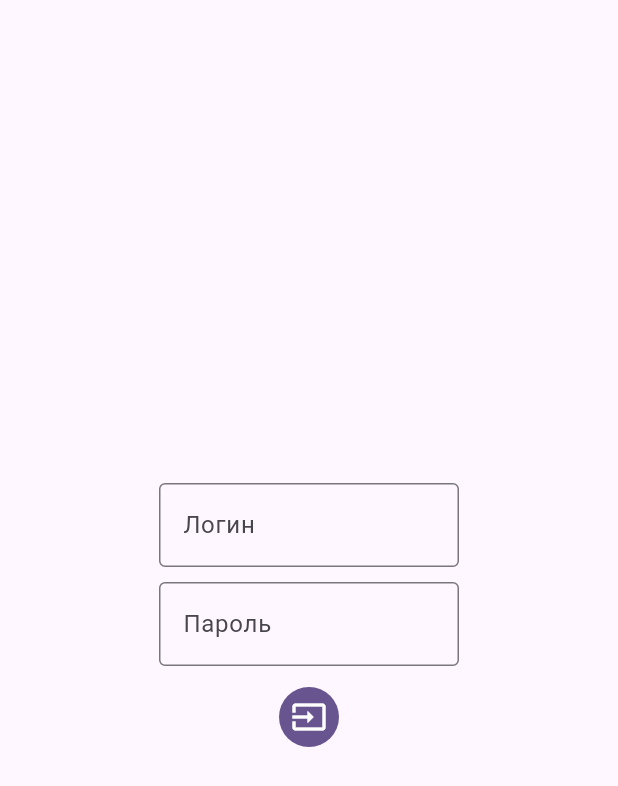
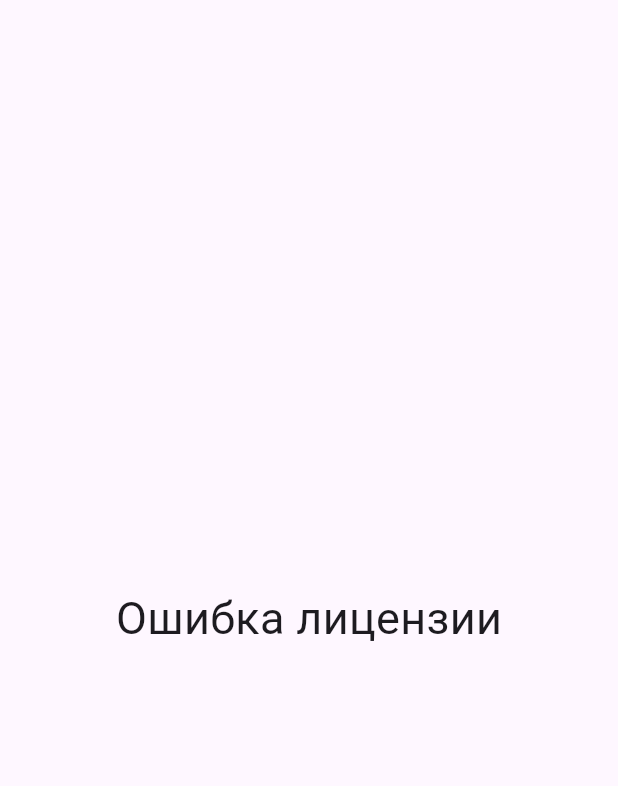
Before and after one commit to Aironsec/exceler_plus_flutter, a Flutter app: the screen it shows after launch, on a phone screen of 412 x 824 dp. Shown: the top 786 px of the screen. Run offline on Flutter 3.47's test engine with Material 3 defaults, Android fonts, the phone set to English and light mode, and no system bars; our stand-ins replace bloc, device_info_plus, flutter_bloc, freezed_annotation, get_it, hydrated_bloc and 3 more; missing offline and left inert: filesystem_picker, pointycastle; accounts and stored records are empty; generated files the repository leaves out were written again.

Commit message:
adding a licensing

```diff
--- a/lib/features/auth/domain/repositoty/i_auth_data.dart
+++ b/lib/features/auth/domain/repositoty/i_auth_data.dart
@@ -2,4 +2,5 @@ import 'package:exceler_plus_flutter/features/auth/domain/entity/user_entity.dar
 
 abstract class IAuthData {
   Future<UserEntity?> getUser(String token);
+  String? getLic();
 }
--- a/lib/features/auth/presentation/auth_screen.dart
+++ b/lib/features/auth/presentation/auth_screen.dart
@@ -1,13 +1,48 @@
-import 'package:exceler_plus_flutter/features/auth/presentation/body_auth.dart';
+import 'package:exceler_plus_flutter/features/auth/presentation/cubit/auth_cubit.dart';
+import 'package:exceler_plus_flutter/features/lic/domain/entity/lic_entity.dart';
 import 'package:flutter/material.dart';
+import 'package:flutter_bloc/flutter_bloc.dart';
 
 class AuthScreen extends StatelessWidget {
-  const AuthScreen({super.key});
+  final LicEntity lic;
+  const AuthScreen(this.lic, {super.key});
 
   @override
   Widget build(BuildContext context) {
-    return const Scaffold(
-      body: BodyAuth(),
+    final loginTextController = TextEditingController();
+    final passwordTextController = TextEditingController();
+    return Scaffold(
+      body: Center(
+        child: SizedBox(
+          height: 200,
+          width: 200,
+          child: Column(
+            mainAxisAlignment: MainAxisAlignment.spaceEvenly,
+            children: [
+              TextField(
+                controller: loginTextController,
+                decoration: const InputDecoration(
+                  labelText: 'Логин',
+                  border: OutlineInputBorder(),
+                ),
+              ),
+              TextField(
+                controller: passwordTextController,
+                decoration: const InputDecoration(
+                  labelText: 'Пароль',
+                  border: OutlineInputBorder(),
+                ),
+              ),
+              IconButton.filled(
+                autofocus: true,
+                onPressed: () => context.read<AuthCubit>().login(
+                    loginTextController.text + passwordTextController.text),
+                icon: const Icon(Icons.input),
+              ),
+            ],
+          ),
+        ),
+      ),
     );
   }
 }
--- a/lib/features/auth/presentation/body_auth.dart
+++ /dev/null
@@ -1,44 +0,0 @@
-import 'package:exceler_plus_flutter/features/auth/presentation/cubit/auth_cubit.dart';
-import 'package:flutter/material.dart';
-import 'package:flutter_bloc/flutter_bloc.dart';
-
-class BodyAuth extends StatelessWidget {
-  const BodyAuth({super.key});
-
-  @override
-  Widget build(BuildContext context) {
-    final loginTextController = TextEditingController();
-    final passwordTextController = TextEditingController();
-    return Center(
-      child: SizedBox(
-        height: 200,
-        width: 200,
-        child: Column(
-          mainAxisAlignment: MainAxisAlignment.spaceEvenly,
-          children: [
-            TextField(
-              controller: loginTextController,
-              decoration: const InputDecoration(
-                labelText: 'Логин',
-                border: OutlineInputBorder(),
-              ),
-            ),
-            TextField(
-              controller: passwordTextController,
-              decoration: const InputDecoration(
-                labelText: 'Пароль',
-                border: OutlineInputBorder(),
-              ),
-            ),
-            IconButton.filled(
-              autofocus: true,
-              onPressed: () => context.read<AuthCubit>().login(
-                  loginTextController.text + passwordTextController.text),
-              icon: const Icon(Icons.input),
-            ),
-          ],
-        ),
-      ),
-    );
-  }
-}
--- /dev/null
+++ b/lib/features/auth/presentation/error_screen.dart
@@ -0,0 +1,18 @@
+import 'package:flutter/material.dart';
+
+class ErrorScreen extends StatelessWidget {
+  const ErrorScreen({required this.text, super.key});
+  final String text;
+
+  @override
+  Widget build(BuildContext context) {
+    return Scaffold(
+      body: Center(
+        child: Text(
+          text,
+          style: const TextStyle(fontSize: 30),
+        ),
+      ),
+    );
+  }
+}
--- /dev/null
+++ b/lib/features/lic/domain/entity/lic_entity.dart
@@ -0,0 +1,14 @@
+import 'package:freezed_annotation/freezed_annotation.dart';
+
+part 'lic_entity.freezed.dart';
+part 'lic_entity.g.dart';
+
+@freezed
+class LicEntity with _$LicEntity {
+  const factory LicEntity({
+    required String idMachine,
+  }) = _LicEntity;
+
+  factory LicEntity.fromJson(Map<String, dynamic> json) =>
+      _$LicEntityFromJson(json);
+}
--- /dev/null
+++ b/lib/features/lic/domain/repository/i_lic_data.dart
@@ -0,0 +1,10 @@
+import 'package:exceler_plus_flutter/features/lic/data/model/license.dart';
+import 'package:exceler_plus_flutter/features/lic/domain/entity/lic_entity.dart';
+
+abstract class ILicData {
+  Future<License?> getLic(String key);
+
+  String? fileLicPath();
+
+  Future<LicEntity?> registration(License lic);
+}
--- /dev/null
+++ b/lib/features/lic/presentation/cubit/lic_cubit.dart
@@ -0,0 +1,41 @@
+import 'package:exceler_plus_flutter/features/lic/presentation/str_lic.dart';
+import 'package:exceler_plus_flutter/features/lic/domain/entity/lic_entity.dart';
+import 'package:exceler_plus_flutter/features/lic/domain/repository/i_lic_data.dart';
+import 'package:freezed_annotation/freezed_annotation.dart';
+import 'package:hydrated_bloc/hydrated_bloc.dart';
+import 'package:injectable/injectable.dart';
+
+part 'lic_state.dart';
+part 'lic_cubit.freezed.dart';
+part 'lic_cubit.g.dart';
+
+@injectable
+class LicCubit extends HydratedCubit<LicState> {
+  ILicData repo;
+  LicCubit(this.repo) : super(const LicState.notLic()) {
+    repo.fileLicPath() ?? emit(const LicState.error(StrLic.errorLic));
+  }
+
+  void registration(String key) async {
+    final lic = await repo.getLic(key);
+    if (lic == null) {
+      emit(const LicState.error(StrLic.errorLic));
+    } else {
+      final LicEntity? idMachine = await repo.registration(lic);
+      idMachine == null
+          ? emit(const LicState.error(StrLic.errorReg))
+          : emit(LicState.lic(idMachine));
+    }
+  }
+
+  @override
+  LicState? fromJson(Map<String, dynamic> json) {
+    final state = LicState.fromJson(json);
+    return state.whenOrNull(
+      lic: (lic) => LicState.lic(lic),
+    );
+  }
+
+  @override
+  Map<String, dynamic>? toJson(LicState state) => state.toJson();
+}
--- /dev/null
+++ b/lib/features/lic/presentation/cubit/lic_state.dart
@@ -0,0 +1,13 @@
+part of 'lic_cubit.dart';
+
+@freezed
+class LicState with _$LicState {
+  const factory LicState.notLic() = _NotLic;
+
+  const factory LicState.lic(LicEntity lic) = _Lic;
+
+  const factory LicState.error(String error) = _Error;
+
+  factory LicState.fromJson(Map<String, dynamic> json) =>
+      _$LicStateFromJson(json);
+}
--- /dev/null
+++ b/lib/features/lic/presentation/str_lic.dart
@@ -0,0 +1,4 @@
+class StrLic {
+  static const errorLic = 'Ошибка лицензии';
+  static const errorReg = 'Ошибка регистрации';
+}
--- a/lib/main.dart
+++ b/lib/main.dart
@@ -1,7 +1,8 @@
 import 'package:exceler_plus_flutter/di/di.dart';
 import 'package:exceler_plus_flutter/features/auth/presentation/auth_screen.dart';
-import 'package:exceler_plus_flutter/features/auth/presentation/cubit/auth_cubit.dart';
-import 'package:exceler_plus_flutter/features/main/presenter/home_screen.dart';
+import 'package:exceler_plus_flutter/features/auth/presentation/error_screen.dart';
+import 'package:exceler_plus_flutter/features/lic/presentation/cubit/lic_cubit.dart';
+import 'package:exceler_plus_flutter/features/lic/presentation/registration_screen.dart';
 import 'package:flutter/foundation.dart';
 import 'package:flutter/material.dart';
 import 'package:flutter_bloc/flutter_bloc.dart';
@@ -31,12 +32,14 @@ class MyApp extends StatelessWidget {
         useMaterial3: true,
       ),
       home: BlocProvider(
-        create: (context) => getIt<AuthCubit>(),
-        child: BlocBuilder<AuthCubit, AuthState>(
+        lazy: false,
+        create: (context) => getIt<LicCubit>(),
+        child: BlocBuilder<LicCubit, LicState>(
           builder: (context, state) {
-            return state.maybeWhen(
-              orElse: () => const AuthScreen(),
-              authorized: (user) => HomeScreen(title: user.fio),
+            return state.when(
+              notLic: () => const RegistrationScreen(),
+              lic: (lic) => AuthScreen(lic),
+              error: (error) => ErrorScreen(text: error),
             );
           },
         ),
--- a/pubspec.yaml
+++ b/pubspec.yaml
@@ -47,6 +47,7 @@ dependencies:
   json_annotation: ^4.9.0
   licensing:
     path: licensing
+  device_info_plus: ^11.3.0
 
 dev_dependencies:
   flutter_test:
```
Also changed, not shown: lib/assets/resurce_string.dart (deleted, +0 -20 lines), lib/features/auth/data/repository/auth_data_impl.dart (+15 -1 lines), lib/features/auth/presentation/cubit/auth_cubit.dart (+13 -1 lines), lib/features/lic/data/model/license.dart (added, +12 -0 lines), lib/features/lic/data/repository/lic_data_impl.dart (added, +122 -0 lines), lib/features/lic/presentation/registration_screen.dart (added, +40 -0 lines), lib/di/di.config.dart, lib/features/lic/data/model/license.g.dart (added), lib/features/lic/domain/entity/lic_entity.freezed.dart (added), lib/features/lic/domain/entity/lic_entity.g.dart (added), lib/features/lic/presentation/cubit/lic_cubit.freezed.dart (added), lib/features/lic/presentation/cubit/lic_cubit.g.dart (added), pubspec.lock, 2 other files.
